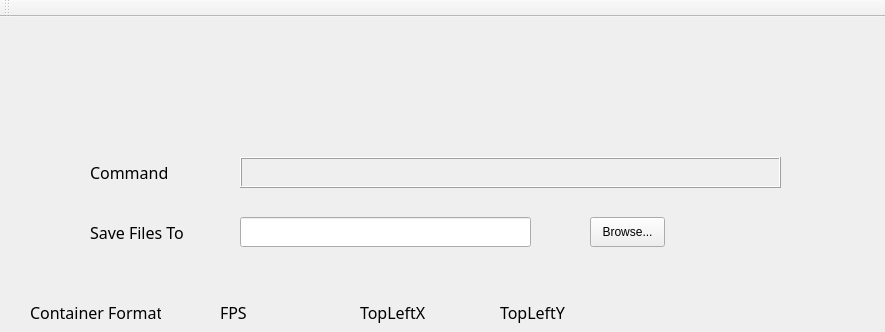
Before: the Qt Designer form mainwindow.ui in rakeshgsharmag/ScreenCaptureProjectQt, drawn with Qt 5; both pictures show x 0 to 885 and y 0 to 332 of the 885 by 610 pixel window.
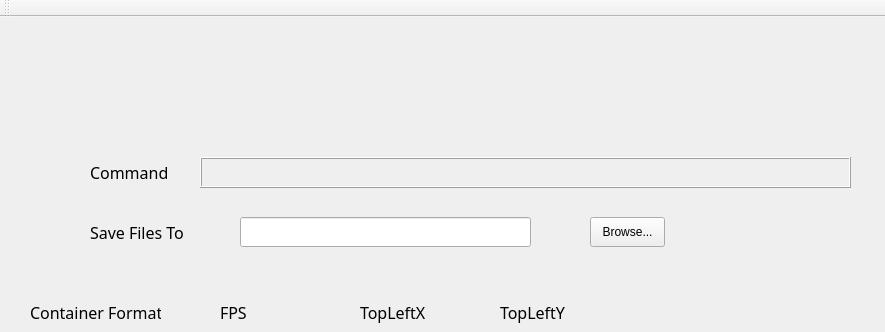
After: the same form once the commit is applied. Icons and pictures are not drawn.

The edit to the form file:
```diff
--- a/mainwindow.ui
+++ b/mainwindow.ui
@@ -439,9 +439,9 @@
    <widget class="QLabel" name="LabelContainerFormat_4">
     <property name="geometry">
      <rect>
-      <x>240</x>
+      <x>200</x>
       <y>140</y>
-      <width>541</width>
+      <width>651</width>
       <height>31</height>
      </rect>
     </property>
@@ -460,6 +460,9 @@
     <property name="text">
      <string/>
     </property>
+    <property name="wordWrap">
+     <bool>true</bool>
+    </property>
    </widget>
    <widget class="QLineEdit" name="lineEdit_time">
     <property name="geometry">
```
Left out of the diff: 2 changed lines with no effect on the pictures.
